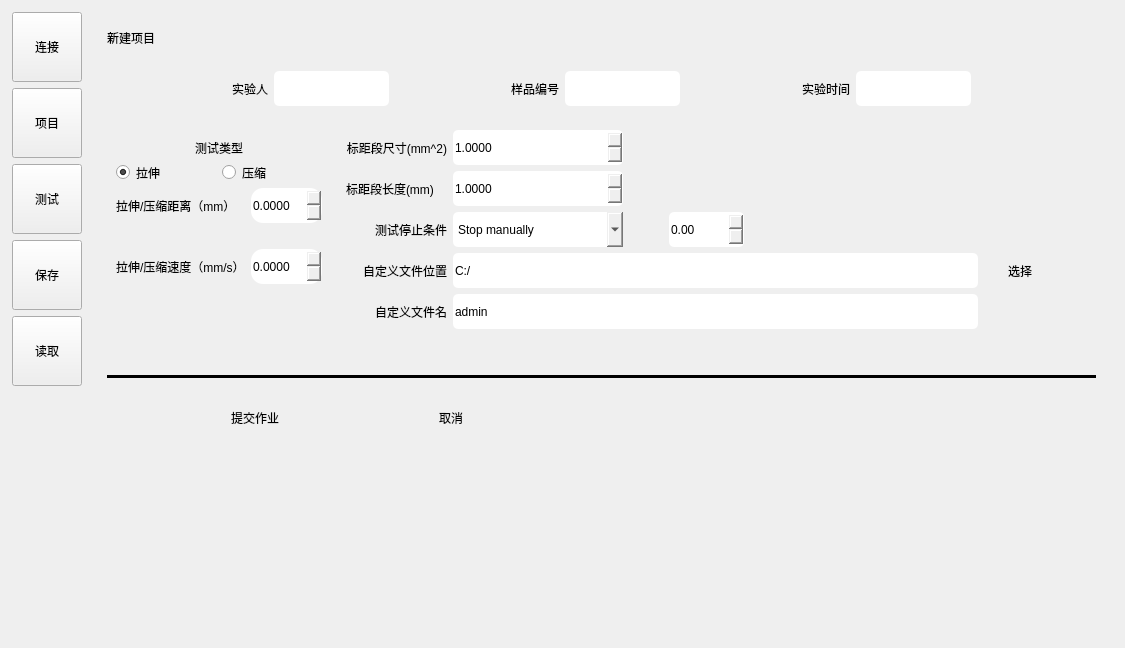
The window that MainUI/mainwidget.ui (Mr-tang0/MINIMTS) describes before a commit, drawn with Qt 5.
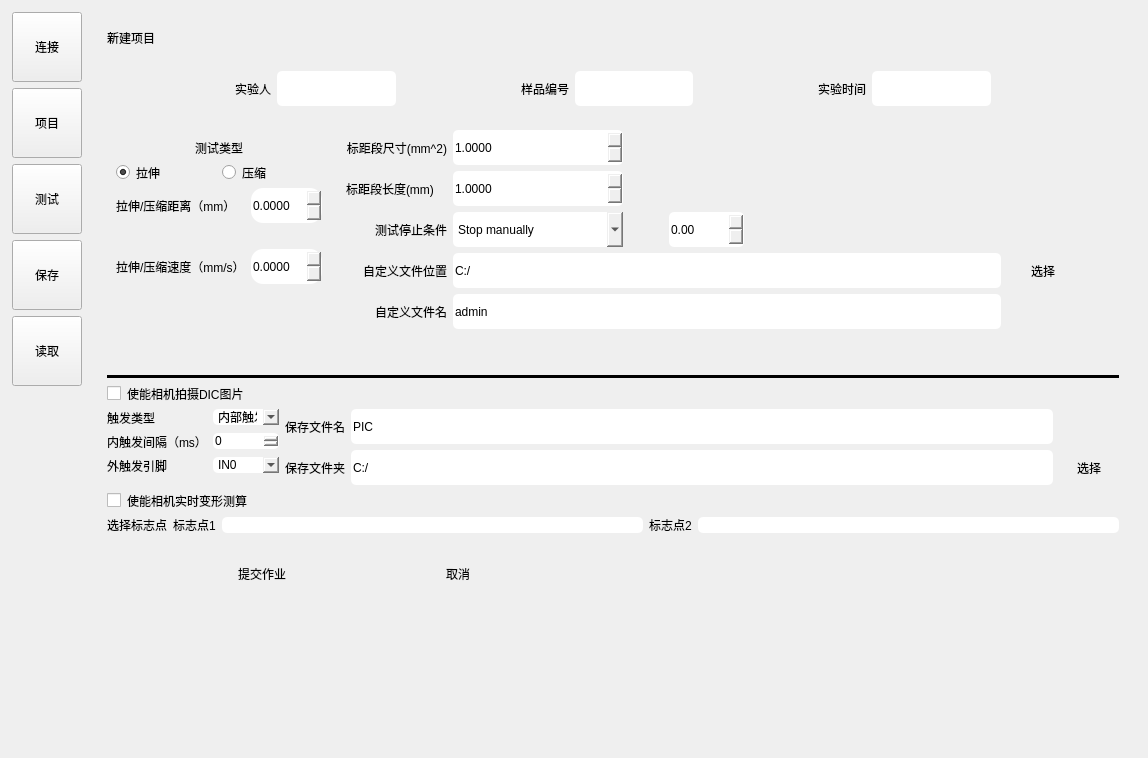
The same window after the commit. The open tabs and pages were chosen to show the change. Custom widgets are drawn as their Qt base class.

Commit message: 添加海康机器人视觉相机

The edit to the form file:
```diff
--- a/MainUI/mainwidget.ui
+++ b/MainUI/mainwidget.ui
@@ -6,21 +6,14 @@
    <rect>
     <x>0</x>
     <y>0</y>
-    <width>1125</width>
-    <height>648</height>
+    <width>1148</width>
+    <height>758</height>
    </rect>
   </property>
   <property name="windowTitle">
    <string>Form</string>
   </property>
-  <layout class="QGridLayout" name="gridLayout_11">
-   <item row="1" column="1">
-    <widget class="QLabel" name="state">
-     <property name="text">
-      <string/>
-     </property>
-    </widget>
-   </item>
+  <layout class="QGridLayout" name="gridLayout_5">
    <item row="0" column="0">
     <widget class="QWidget" name="widget_menu" native="true">
      <layout class="QGridLayout" name="gridLayout_2">
@@ -120,7 +113,7 @@
       <number>2</number>
      </property>
      <widget class="QWidget" name="connectPage">
-      <layout class="QGridLayout" name="gridLayout_7">
+      <layout class="QGridLayout" name="gridLayout_4">
        <item row="0" column="0">
         <layout class="QHBoxLayout" name="horizontalLayout_8">
          <item>
@@ -262,135 +255,7 @@
           <string notr="true">
 border-radius:5px;</string>
          </property>
-         <layout class="QGridLayout" name="gridLayout_8">
-          <item row="4" column="0" rowspan="2">
-           <layout class="QHBoxLayout" name="horizontalLayout_18">
-            <item>
-             <widget class="QWidget" name="widget_8" native="true">
-              <property name="styleSheet">
-               <string notr="true">
-
-border-radius:10px;</string>
-              </property>
-              <layout class="QGridLayout" name="gridLayout_14">
-               <item row="0" column="0">
-                <layout class="QHBoxLayout" name="horizontalLayout_19">
-                 <item>
-                  <layout class="QHBoxLayout" name="horizontalLayout_20">
-                   <item>
-                    <spacer name="horizontalSpacer_8">
-                     <property name="orientation">
-                      <enum>Qt::Horizontal</enum>
-                     </property>
-                     <property name="sizeHint" stdset="0">
-                      <size>
-                       <width>40</width>
-                       <height>20</height>
-                      </size>
-                     </property>
-                    </spacer>
-                   </item>
-                   <item>
-                    <layout class="QHBoxLayout" name="horizontalLayout_21">
-                     <item>
-                      <layout class="QHBoxLayout" name="horizontalLayout_22">
-                       <item>
-                        <widget class="QPushButton" name="Checked">
-                         <property name="minimumSize">
-                          <size>
-                           <width>150</width>
-                           <height>50</height>
-                          </size>
-                         </property>
-                         <property name="styleSheet">
-                          <string notr="true"/>
-                         </property>
-                         <property name="text">
-                          <string>提交作业</string>
-                         </property>
-                        </widget>
-                       </item>
-                       <item>
-                        <spacer name="horizontalSpacer_3">
-                         <property name="orientation">
-                          <enum>Qt::Horizontal</enum>
-                         </property>
-                         <property name="sizeHint" stdset="0">
-                          <size>
-                           <width>40</width>
-                           <height>20</height>
-                          </size>
-                         </property>
-                        </spacer>
-                       </item>
-                       <item>
-                        <widget class="QPushButton" name="cancel">
-                         <property name="minimumSize">
-                          <size>
-                           <width>150</width>
-                           <height>50</height>
-                          </size>
-                         </property>
-                         <property name="styleSheet">
-                          <string notr="true"/>
-                         </property>
-                         <property name="text">
-                          <string>取消</string>
-                         </property>
-                        </widget>
-                       </item>
-                      </layout>
-                     </item>
-                    </layout>
-                   </item>
-                   <item>
-                    <spacer name="horizontalSpacer_9">
-                     <property name="orientation">
-                      <enum>Qt::Horizontal</enum>
-                     </property>
-                     <property name="sizeHint" stdset="0">
-                      <size>
-                       <width>40</width>
-                       <height>20</height>
-                      </size>
-                     </property>
-                    </spacer>
-                   </item>
-                  </layout>
-                 </item>
-                </layout>
-               </item>
-              </layout>
-             </widget>
-            </item>
-            <item>
-             <spacer name="horizontalSpacer_15">
-              <property name="orientation">
-               <enum>Qt::Horizontal</enum>
-              </property>
-              <property name="sizeHint" stdset="0">
-               <size>
-                <width>40</width>
-                <height>20</height>
-               </size>
-              </property>
-             </spacer>
-            </item>
-           </layout>
-          </item>
-          <item row="3" column="0" colspan="2">
-           <widget class="Line" name="line_6">
-            <property name="styleSheet">
-             <string notr="true">background-color: rgb(0, 0, 0);</string>
-            </property>
-            <property name="lineWidth">
-             <number>10</number>
-            </property>
-            <property name="orientation">
-             <enum>Qt::Horizontal</enum>
-            </property>
-           </widget>
-          </item>
+         <layout class="QGridLayout" name="gridLayout_11">
           <item row="0" column="0">
            <layout class="QVBoxLayout" name="verticalLayout_10">
             <item>
@@ -1088,7 +953,334 @@
             </item>
            </layout>
           </item>
-          <item row="6" column="0">
+          <item row="3" column="0" colspan="2">
+           <widget class="Line" name="line_6">
+            <property name="styleSheet">
+             <string notr="true">background-color: rgb(0, 0, 0);</string>
+            </property>
+            <property name="lineWidth">
+             <number>10</number>
+            </property>
+            <property name="orientation">
+             <enum>Qt::Horizontal</enum>
+            </property>
+           </widget>
+          </item>
+          <item row="4" column="0" colspan="2">
+           <layout class="QGridLayout" name="gridLayout_8">
+            <item row="0" column="0">
+             <layout class="QVBoxLayout" name="verticalLayout_3">
+              <item>
+               <widget class="QCheckBox" name="DICEnable">
+                <property name="text">
+                 <string>使能相机拍摄DIC图片</string>
+                </property>
+               </widget>
+              </item>
+              <item>
+               <layout class="QHBoxLayout" name="horizontalLayout_12">
+                <item>
+                 <layout class="QFormLayout" name="formLayout_3">
+                  <item row="0" column="0">
+                   <widget class="QLabel" name="label_16">
+                    <property name="text">
+                     <string>触发类型</string>
+                    </property>
+                   </widget>
+                  </item>
+                  <item row="0" column="1">
+                   <widget class="QComboBox" name="DICTriggr">
+                    <item>
+                     <property name="text">
+                      <string>内部触发</string>
+                     </property>
+                    </item>
+                    <item>
+                     <property name="text">
+                      <string>外部触发</string>
+                     </property>
+                    </item>
+                   </widget>
+                  </item>
+                  <item row="1" column="0">
+                   <widget class="QLabel" name="label_17">
+                    <property name="text">
+                     <string>内触发间隔（ms）</string>
+                    </property>
+                   </widget>
+                  </item>
+                  <item row="1" column="1">
+                   <widget class="QSpinBox" name="DICDuration">
+                    <property name="maximum">
+                     <number>999999999</number>
+                    </property>
+                   </widget>
+                  </item>
+                  <item row="2" column="0">
+                   <widget class="QLabel" name="label_18">
+                    <property name="text">
+                     <string>外触发引脚</string>
+                    </property>
+                   </widget>
+                  </item>
+                  <item row="2" column="1">
+                   <widget class="QComboBox" name="outerPort">
+                    <item>
+                     <property name="text">
+                      <string>IN0</string>
+                     </property>
+                    </item>
+                    <item>
+                     <property name="text">
+                      <string>IN1</string>
+                     </property>
+                    </item>
+                   </widget>
+                  </item>
+                 </layout>
+                </item>
+                <item>
+                 <layout class="QGridLayout" name="gridLayout_7">
+                  <item row="0" column="0">
+                   <widget class="QLabel" name="label_24">
+                    <property name="layoutDirection">
+                     <enum>Qt::RightToLeft</enum>
+                    </property>
+                    <property name="text">
+                     <string>保存文件名</string>
+                    </property>
+                    <property name="alignment">
+                     <set>Qt::AlignRight|Qt::AlignTrailing|Qt::AlignVCenter</set>
+                    </property>
+                   </widget>
+                  </item>
+                  <item row="0" column="1">
+                   <widget class="QLineEdit" name="DICFileName">
+                    <property name="minimumSize">
+                     <size>
+                      <width>300</width>
+                      <height>35</height>
+                     </size>
+                    </property>
+                    <property name="styleSheet">
+                     <string notr="true"/>
+                    </property>
+                    <property name="text">
+                     <string>PIC</string>
+                    </property>
+                   </widget>
+                  </item>
+                  <item row="1" column="0">
+                   <widget class="QLabel" name="label_25">
+                    <property name="layoutDirection">
+                     <enum>Qt::RightToLeft</enum>
+                    </property>
+                    <property name="text">
+                     <string>保存文件夹</string>
+                    </property>
+                    <property name="alignment">
+                     <set>Qt::AlignRight|Qt::AlignTrailing|Qt::AlignVCenter</set>
+                    </property>
+                   </widget>
+                  </item>
+                  <item row="1" column="1">
+                   <widget class="QLineEdit" name="DICFilePath">
+                    <property name="minimumSize">
+                     <size>
+                      <width>300</width>
+                      <height>35</height>
+                     </size>
+                    </property>
+                    <property name="styleSheet">
+                     <string notr="true"/>
+                    </property>
+                    <property name="text">
+                     <string>C:/</string>
+                    </property>
+                   </widget>
+                  </item>
+                  <item row="1" column="2">
+                   <widget class="QPushButton" name="chooseDICFilePath">
+                    <property name="minimumSize">
+                     <size>
+                      <width>60</width>
+                      <height>35</height>
+                     </size>
+                    </property>
+                    <property name="styleSheet">
+                     <string notr="true"/>
+                    </property>
+                    <property name="text">
+                     <string>选择</string>
+                    </property>
+                   </widget>
+                  </item>
+                 </layout>
+                </item>
+               </layout>
+              </item>
+             </layout>
+            </item>
+            <item row="1" column="0">
+             <layout class="QVBoxLayout" name="verticalLayout_4">
+              <item>
+               <widget class="QCheckBox" name="checkBox_2">
+                <property name="text">
+                 <string>使能相机实时变形测算</string>
+                </property>
+               </widget>
+              </item>
+              <item>
+               <layout class="QHBoxLayout" name="horizontalLayout_13">
+                <item>
+                 <widget class="QLabel" name="label_19">
+                  <property name="text">
+                   <string>选择标志点</string>
+                  </property>
+                 </widget>
+                </item>
+                <item>
+                 <widget class="QPushButton" name="pushButton">
+                  <property name="text">
+                   <string>标志点1</string>
+                  </property>
+                 </widget>
+                </item>
+                <item>
+                 <widget class="QLineEdit" name="lineEdit"/>
+                </item>
+                <item>
+                 <widget class="QPushButton" name="pushButton_2">
+                  <property name="text">
+                   <string>标志点2</string>
+                  </property>
+                 </widget>
+                </item>
+                <item>
+                 <widget class="QLineEdit" name="lineEdit_2"/>
+                </item>
+               </layout>
+              </item>
+             </layout>
+            </item>
+           </layout>
+          </item>
+          <item row="5" column="0" colspan="2">
+           <layout class="QHBoxLayout" name="horizontalLayout_18">
+            <item>
+             <widget class="QWidget" name="widget_8" native="true">
+              <property name="styleSheet">
+               <string notr="true">
+
+border-radius:10px;</string>
+              </property>
+              <layout class="QGridLayout" name="gridLayout_14">
+               <item row="0" column="0">
+                <layout class="QHBoxLayout" name="horizontalLayout_19">
+                 <item>
+                  <layout class="QHBoxLayout" name="horizontalLayout_20">
+                   <item>
+                    <spacer name="horizontalSpacer_8">
+                     <property name="orientation">
+                      <enum>Qt::Horizontal</enum>
+                     </property>
+                     <property name="sizeHint" stdset="0">
+                      <size>
+                       <width>40</width>
+                       <height>20</height>
+                      </size>
+                     </property>
+                    </spacer>
+                   </item>
+                   <item>
+                    <layout class="QHBoxLayout" name="horizontalLayout_21">
+                     <item>
+                      <layout class="QHBoxLayout" name="horizontalLayout_22">
+                       <item>
+                        <widget class="QPushButton" name="Checked">
+                         <property name="minimumSize">
+                          <size>
+                           <width>150</width>
+                           <height>50</height>
+                          </size>
+                         </property>
+                         <property name="styleSheet">
+                          <string notr="true"/>
+                         </property>
+                         <property name="text">
+                          <string>提交作业</string>
+                         </property>
+                        </widget>
+                       </item>
+                       <item>
+                        <spacer name="horizontalSpacer_3">
+                         <property name="orientation">
+                          <enum>Qt::Horizontal</enum>
+                         </property>
+                         <property name="sizeHint" stdset="0">
+                          <size>
+                           <width>40</width>
+                           <height>20</height>
+                          </size>
+                         </property>
+                        </spacer>
+                       </item>
+                       <item>
+                        <widget class="QPushButton" name="cancel">
+                         <property name="minimumSize">
+                          <size>
+                           <width>150</width>
+                           <height>50</height>
+                          </size>
+                         </property>
+                         <property name="styleSheet">
+                          <string notr="true"/>
+                         </property>
+                         <property name="text">
+                          <string>取消</string>
+                         </property>
+                        </widget>
+                       </item>
+                      </layout>
+                     </item>
+                    </layout>
+                   </item>
+                   <item>
+                    <spacer name="horizontalSpacer_9">
+                     <property name="orientation">
+                      <enum>Qt::Horizontal</enum>
+                     </property>
+                     <property name="sizeHint" stdset="0">
+                      <size>
+                       <width>40</width>
+                       <height>20</height>
+                      </size>
+                     </property>
+                    </spacer>
+                   </item>
+                  </layout>
+                 </item>
+                </layout>
+               </item>
+              </layout>
+             </widget>
+            </item>
+            <item>
+             <spacer name="horizontalSpacer_15">
+              <property name="orientation">
+               <enum>Qt::Horizontal</enum>
+              </property>
+              <property name="sizeHint" stdset="0">
+               <size>
+                <width>40</width>
+                <height>20</height>
+               </size>
+              </property>
+             </spacer>
+            </item>
+           </layout>
+          </item>
+          <item row="6" column="1">
            <spacer name="verticalSpacer_6">
             <property name="orientation">
              <enum>Qt::Vertical</enum>
@@ -1437,6 +1629,13 @@
      </widget>
     </widget>
    </item>
+   <item row="1" column="0" colspan="2">
+    <widget class="QLabel" name="state">
+     <property name="text">
+      <string/>
+     </property>
+    </widget>
+   </item>
   </layout>
  </widget>
  <customwidgets>
```
Left out of the diff: 50 changed lines with no effect on the pictures. Lines whose indentation alone changed are shown as unchanged. The commit also changes 37 other files.
